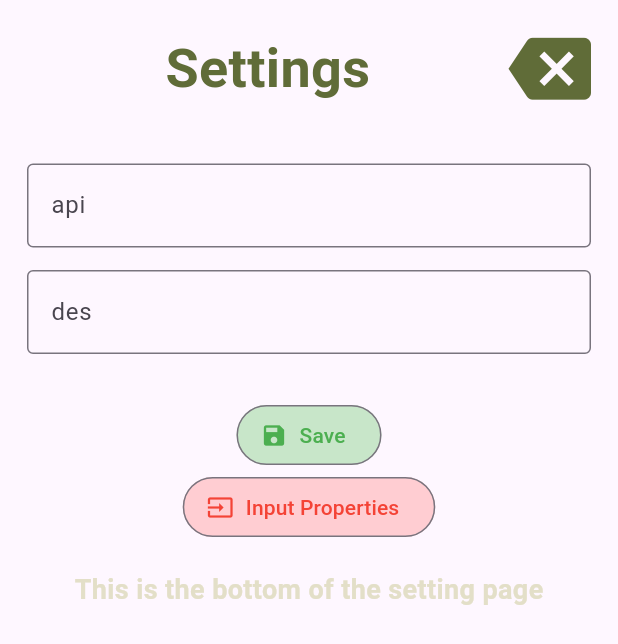
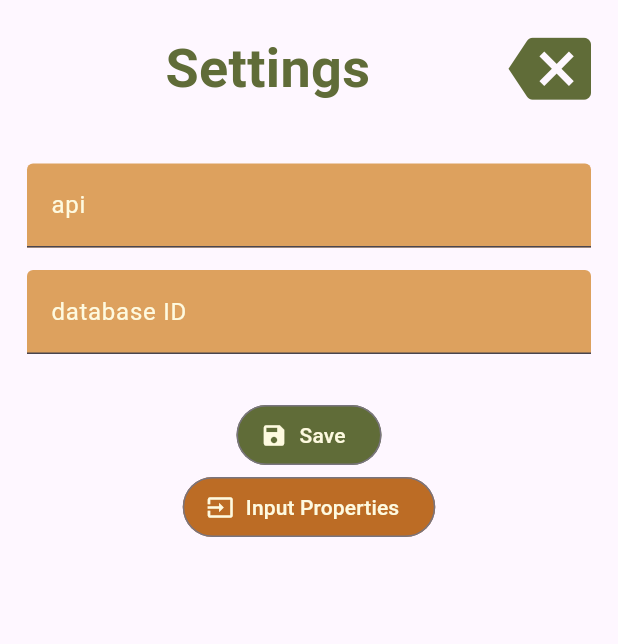
Before and after one commit to Saku052/random_diary, a Flutter app: the SettingPage widget shown alone on an empty page, opened directly with empty values, on a phone screen of 412 x 824 dp. Shown: the top 644 px of the screen. Run offline on Flutter 3.47's test engine with Material 3 defaults, Android fonts, the phone set to English and light mode, and no system bars; our stand-ins replace flutter_secure_storage; accounts and stored records are empty.

Commit message:
finalized settings textfield

```diff
--- a/lib/views/setting_page.dart
+++ b/lib/views/setting_page.dart
@@ -45,7 +45,7 @@ class _SettingPageState extends State<SettingPage> {
 
   Widget settingsMain() {
     if (_isApi) {
-      return SettingsTextfield(saveapi, changeInputState, 'api', 'des');
+      return SettingsTextfield(saveapi, changeInputState, 'api', 'database ID');
     } else {
       return SettingsTextfield(
           saveProperties, changeInputState, 'name', 'date');
@@ -58,7 +58,6 @@ class _SettingPageState extends State<SettingPage> {
       children: <Widget>[
         SettingsBanner(widget.changePage),
         settingsMain(),
-        const Text('This is the bottom of the setting page', style: _textStyle),
       ],
     );
   }
--- a/lib/widgets/settings_textfield.dart
+++ b/lib/widgets/settings_textfield.dart
@@ -13,8 +13,12 @@ class SettingsTextfield extends StatelessWidget {
   final TextEditingController apiController = TextEditingController();
   final TextEditingController desController = TextEditingController();
 
-  InputDecoration fieldDecoration(String label) =>
-      InputDecoration(border: const OutlineInputBorder(), labelText: label);
+  InputDecoration fieldDecoration(String label) => InputDecoration(
+        labelText: label,
+        labelStyle: const TextStyle(color: Color(0xFFFEFAE0)),
+        fillColor: const Color(0xFFDDA15E), // Set background color
+        filled: true,
+      );
 
   @override
   Widget build(BuildContext context) {
@@ -36,8 +40,8 @@ class SettingsTextfield extends StatelessWidget {
           OutlinedButton.icon(
             onPressed: () => setApi(apiController.text, desController.text),
             style: OutlinedButton.styleFrom(
-              foregroundColor: Colors.green,
-              backgroundColor: Colors.green[100],
+              foregroundColor: const Color(0xFFFEFAE0),
+              backgroundColor: const Color(0xFF606C38),
             ),
             icon: const Icon(Icons.save),
             label: const Text('Save'),
@@ -45,8 +49,8 @@ class SettingsTextfield extends StatelessWidget {
           OutlinedButton.icon(
             onPressed: changeInputState,
             style: OutlinedButton.styleFrom(
-              foregroundColor: Colors.red,
-              backgroundColor: Colors.red[100],
+              foregroundColor: const Color(0xFFFEFAE0),
+              backgroundColor: const Color(0xFFBC6C25),
             ),
             icon: const Icon(Icons.input),
             label: const Text('Input Properties'),
```
Also changed, not shown: lib/views/diary_page.dart (+8 -3 lines), lib/widgets/text_box.dart (+6 -3 lines), lib/widgets/top_banner.dart (+13 -7 lines).
